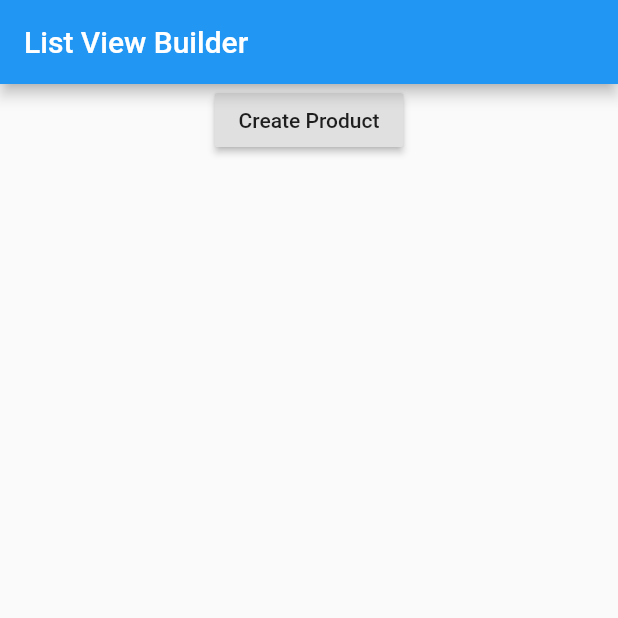
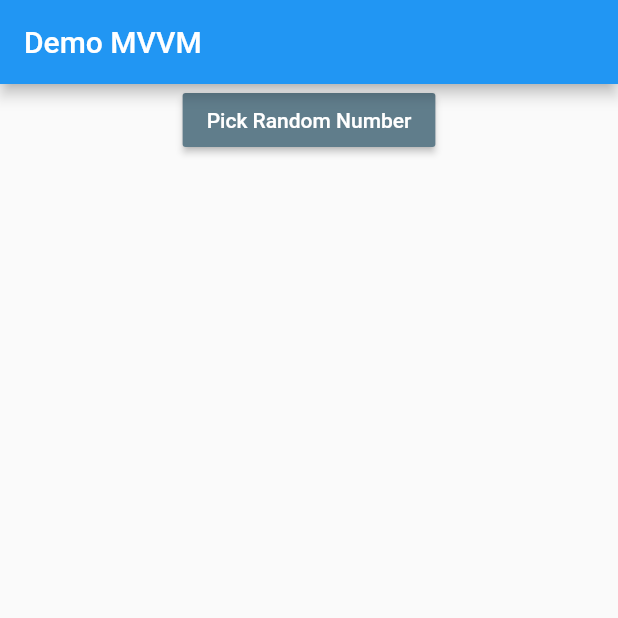
Before and after one commit to farhan1202/belaja_flutter, a Flutter app: the screen it shows after launch, on a phone screen of 412 x 824 dp, the top half of it. Run offline on Flutter 3.47's test engine with Material 2 defaults, Android fonts, the phone set to English and light mode, and no system bars; our stand-ins replace flutter_bloc.

Commit message:
MVVM Architecture

```diff
--- a/lib/ProductBloc.dart
+++ /dev/null
@@ -1,28 +0,0 @@
-import 'package:flutter_bloc/flutter_bloc.dart';
-
-class Product {
-  String imageUrl;
-  String name;
-  int price;
-
-  Product({this.imageUrl = "", this.name = "", this.price = 0});
-}
-
-class ProductBloc extends Bloc<int, List<Product>> {
-  @override
-  // TODO: implement initialState
-  List<Product> get initialState => [];
-
-  @override
-  Stream<List<Product>> mapEventToState(int event) async* {
-    // TODO: implement mapEventToState
-    List<Product> product = [];
-    for (var i = 0; i < event; i++)
-      product.add(Product(
-          imageUrl: "https://wallpaperaccess.com/full/4116948.jpg",
-          name: "Product ke " + i.toString(),
-          price: (i + 1) * 5000));
-
-    yield product;
-  }
-}
--- /dev/null
+++ b/lib/bloc/UserBloc.dart
@@ -0,0 +1,16 @@
+import 'package:flutter_application/model/User.dart';
+import 'package:flutter_bloc/flutter_bloc.dart';
+
+class UserBloc extends Bloc<int, User> {
+  @override
+  // TODO: implement initialState
+  User get initialState => UninitializedUser();
+
+  @override
+  Stream<User> mapEventToState(int event) async* {
+    try {
+      User user = await User.getUserFromAPI(event);
+      yield user;
+    } catch (e) {}
+  }
+}
--- a/lib/main.dart
+++ b/lib/main.dart
@@ -1,11 +1,7 @@
-import 'dart:math';
-
 import 'package:flutter/material.dart';
-import 'package:flutter_application/ProductBloc.dart';
-import 'package:flutter_application/productCard.dart';
-import 'package:flutter_application/productState.dart';
+import 'package:flutter_application/bloc/UserBloc.dart';
+import 'package:flutter_application/ui/MainPage.dart';
 import 'package:flutter_bloc/flutter_bloc.dart';
-import 'package:provider/provider.dart';
 
 void main() {
   runApp(MyApp());
@@ -15,66 +11,11 @@ class MyApp extends StatelessWidget {
   @override
   Widget build(BuildContext context) {
     return MaterialApp(
-        debugShowCheckedModeBanner: false,
-        home: BlocProvider(
-            create: (context) => ProductBloc(), child: MainMenu()));
+      debugShowCheckedModeBanner: false,
+      home: BlocProvider(
+        create: (context) => UserBloc(),
+        child: MainPage(),
+      ),
+    );
   }
 }
-
-class MainMenu extends StatelessWidget {
-  final Random r = Random();
-  @override
-  Widget build(BuildContext context) {
-    ProductBloc bloc = BlocProvider.of<ProductBloc>(context);
-    return Scaffold(
-        appBar: AppBar(
-          title: Text("List View Builder"),
-        ),
-        body: Column(
-          children: [
-            RaisedButton(
-              child: Text("Create Product"),
-              onPressed: () {
-                bloc.add(r.nextInt(4) + 2);
-              },
-            ),
-            SizedBox(
-              height: 20,
-            ),
-            BlocBuilder<ProductBloc, List<Product>>(
-              builder: (context, state) => Expanded(
-                child: ListView.builder(
-                  scrollDirection: Axis.horizontal,
-                  itemCount: state.length,
-                  itemBuilder: (context, index) {
-                    return Row(
-                      crossAxisAlignment: CrossAxisAlignment.start,
-                      children: [
-                        (index == 0)
-                            ? SizedBox(
-                                width: 20,
-                              )
-                            : Container(),
-                        ProductCard(
-                          imageUrl: state[index].imageUrl,
-                          name: state[index].name,
-                          price: state[index].price.toString(),
-                          notification: "diskon 10%",
-                          quantity: 0,
-                          onAddCartTap: () {},
-                          onIncTap: () {},
-                          onDecTap: () {},
-                        ),
-                        SizedBox(
-                          width: 20,
-                        )
-                      ],
-                    );
-                  },
-                ),
-              ),
-            )
-          ],
-        ));
-  }
-}
--- /dev/null
+++ b/lib/model/User.dart
@@ -0,0 +1,38 @@
+import 'dart:convert';
+import 'package:http/http.dart' as http;
+
+class User {
+  User({
+    this.id,
+    this.email,
+    this.firstName,
+    this.lastName,
+    this.avatar,
+  });
+
+  int id;
+  String email;
+  String firstName;
+  String lastName;
+  String avatar;
+
+  factory User.fromJson(Map<String, dynamic> json) => User(
+        id: json["id"],
+        email: json["email"],
+        firstName: json["first_name"],
+        lastName: json["last_name"],
+        avatar: json["avatar"],
+      );
+
+  static Future<User> getUserFromAPI(int id) async {
+    String apiUrl = "https://reqres.in/api/users/" + id.toString();
+
+    var apiResult = await http.get(apiUrl);
+    var jsonObject = json.decode(apiResult.body);
+    var userData = (jsonObject as Map<String, dynamic>)['data'];
+
+    return User.fromJson(userData);
+  }
+}
+
+class UninitializedUser extends User {}
--- /dev/null
+++ b/lib/ui/MainPage.dart
@@ -0,0 +1,40 @@
+import 'dart:math';
+
+import 'package:flutter/material.dart';
+import 'package:flutter_application/bloc/UserBloc.dart';
+import 'package:flutter_application/model/User.dart';
+import 'package:flutter_application/ui/UserCard.dart';
+import 'package:flutter_bloc/flutter_bloc.dart';
+
+class MainPage extends StatelessWidget {
+  Random r = Random();
+
+  @override
+  Widget build(BuildContext context) {
+    UserBloc bloc = BlocProvider.of<UserBloc>(context);
+    return Scaffold(
+      appBar: AppBar(
+        title: Text("Demo MVVM"),
+      ),
+      body: Column(
+        crossAxisAlignment: CrossAxisAlignment.center,
+        children: [
+          RaisedButton(
+            textColor: Colors.white,
+            color: Colors.blueGrey,
+            onPressed: () {
+              bloc.add(r.nextInt(10) + 1);
+            },
+            child: Text("Pick Random Number"),
+          ),
+          BlocBuilder<UserBloc, User>(
+              builder: (context, state) => (state is UninitializedUser)
+                  ? Container()
+                  : UserCard(
+                      user: state,
+                    ))
+        ],
+      ),
+    );
+  }
+}
--- a/pubspec.yaml
+++ b/pubspec.yaml
@@ -36,6 +36,7 @@ dependencies:
   cupertino_icons: ^1.0.2
   flutter_bloc: ^3.0.0
   provider: ^4.0.0
+  http: ^0.12.0+2
 
 dev_dependencies:
   flutter_test:
```
Also changed, not shown: lib/productCard.dart (deleted, +0 -164 lines), lib/productState.dart (deleted, +0 -30 lines), lib/ui/UserCard.dart (added, +45 -0 lines), pubspec.lock.
